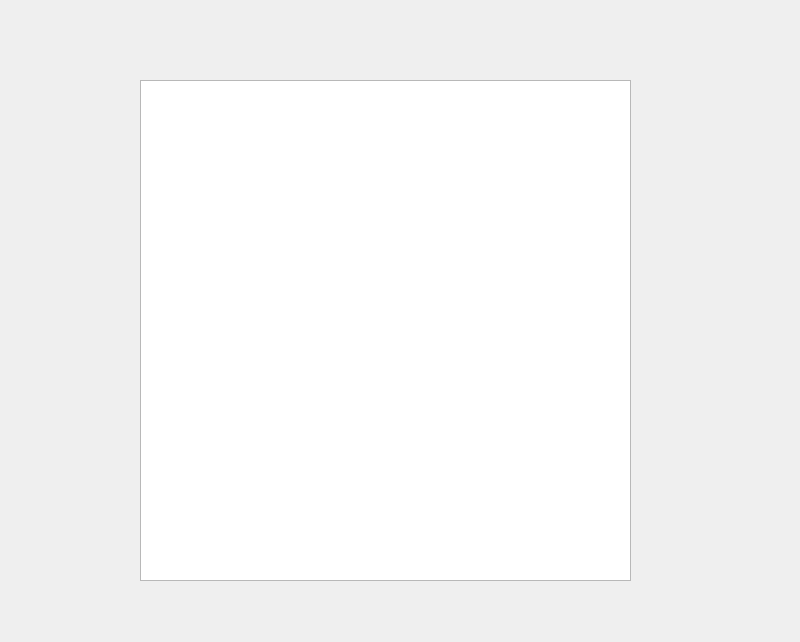
The window that main.ui (Vova1707/coffee_info) describes before a commit, drawn with Qt 5.
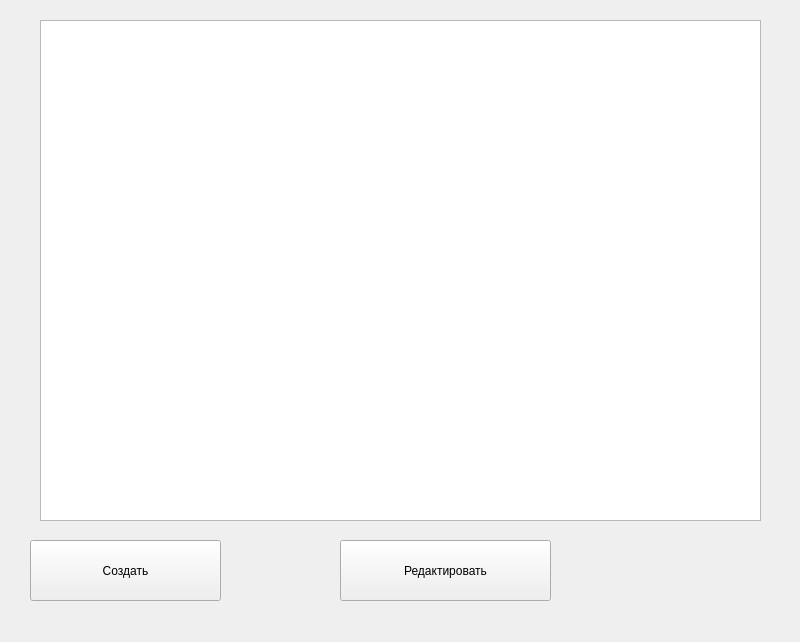
The same window after the commit.

Patch:
```diff
--- a/main.ui
+++ b/main.ui
@@ -17,13 +17,39 @@
    <widget class="QTableWidget" name="tableWidget">
     <property name="geometry">
      <rect>
-      <x>140</x>
-      <y>80</y>
-      <width>491</width>
+      <x>40</x>
+      <y>20</y>
+      <width>721</width>
       <height>501</height>
      </rect>
     </property>
    </widget>
+   <widget class="QPushButton" name="save_b">
+    <property name="geometry">
+     <rect>
+      <x>30</x>
+      <y>540</y>
+      <width>191</width>
+      <height>61</height>
+     </rect>
+    </property>
+    <property name="text">
+     <string>Создать</string>
+    </property>
+   </widget>
+   <widget class="QPushButton" name="edit_b">
+    <property name="geometry">
+     <rect>
+      <x>340</x>
+      <y>540</y>
+      <width>211</width>
+      <height>61</height>
+     </rect>
+    </property>
+    <property name="text">
+     <string>Редактировать</string>
+    </property>
+   </widget>
   </widget>
  </widget>
  <resources/>
```
